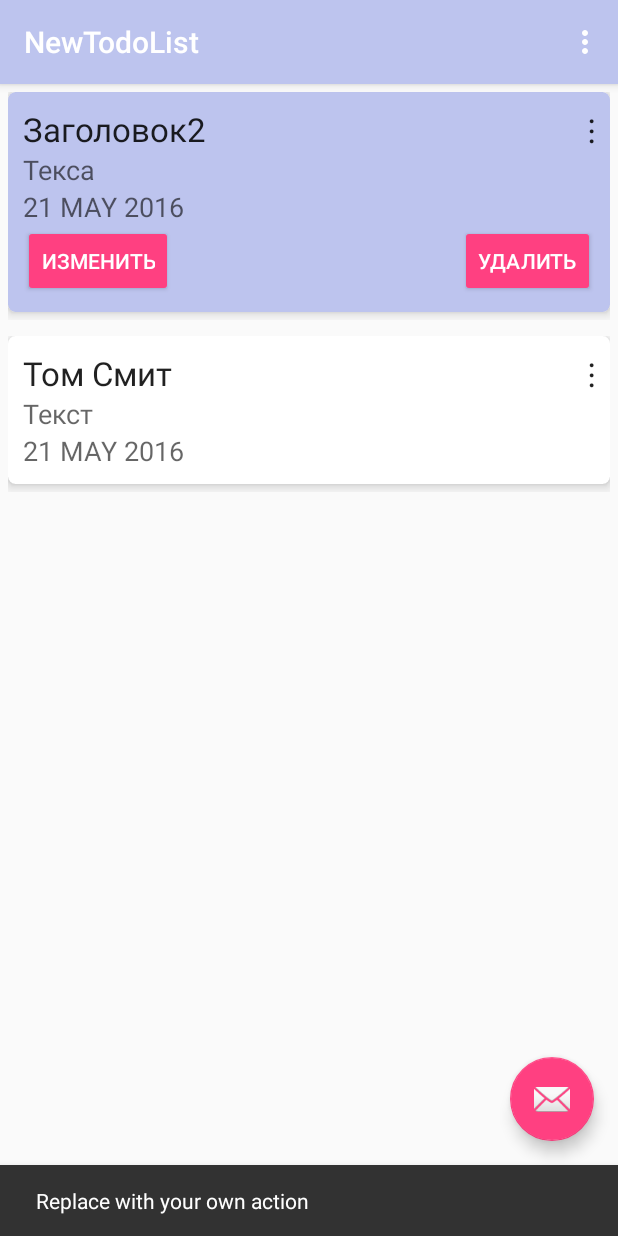
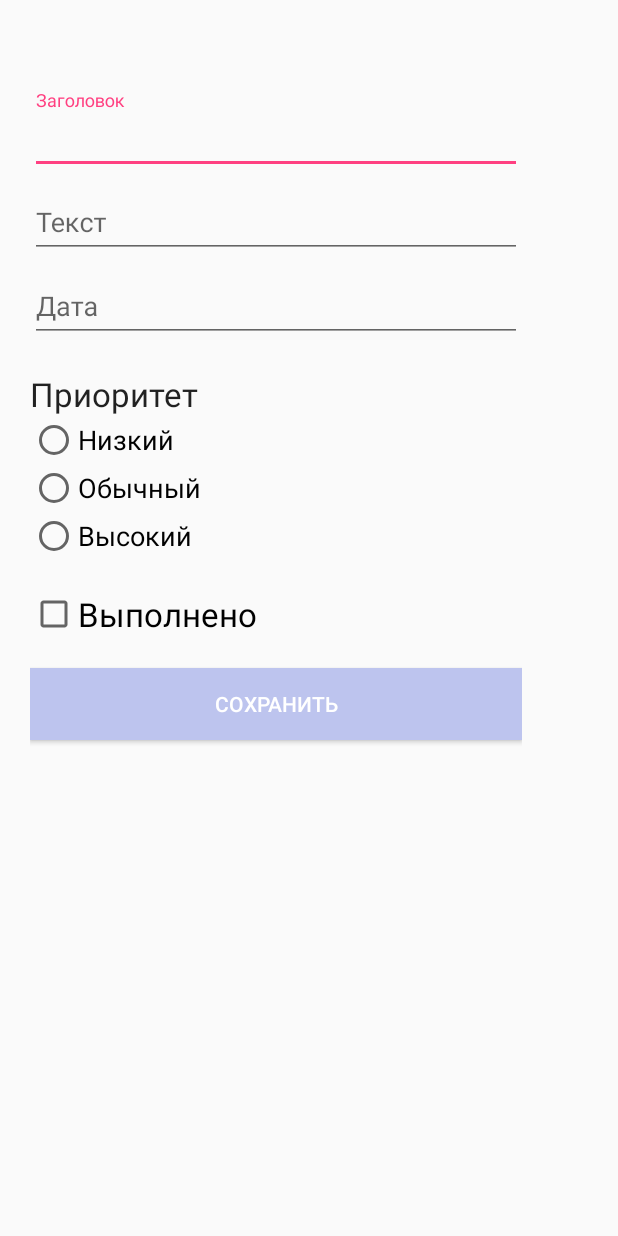
Before and after one commit to ultimatum424/NewTodoList, an Android app: the screen it shows after launch (MainActivity before the commit, EditActivity after it), after a tap on an icon or button, on a phone screen of 412 x 824 dp. Run offline under Robolectric (Android 15) with nearby library versions, the phone set to English and light mode, and no system bars; 1 other tap on this screen came first.

Commit message:
Finish Edit Activity

```diff
--- a/app/src/main/java/com/example/ultim/newtodolist/DataBase/DatabaseAdapter.java
+++ b/app/src/main/java/com/example/ultim/newtodolist/DataBase/DatabaseAdapter.java
@@ -50,8 +50,8 @@ public class DatabaseAdapter {
                 int id = cursor.getInt(cursor.getColumnIndex(DatabaseHelper.COLUMN_ID));
                 String title = cursor.getString(cursor.getColumnIndex(DatabaseHelper.COLUMN_TITLE));
                 String text = cursor.getString(cursor.getColumnIndex(DatabaseHelper.COLUMN_TEXT));
-                int date = cursor.getInt(cursor.getColumnIndex(DatabaseHelper.COLUMN_DATE));
-                String priority = cursor.getString(cursor.getColumnIndex(DatabaseHelper.COLUMN_PRIORITY));
+                String date = cursor.getString(cursor.getColumnIndex(DatabaseHelper.COLUMN_DATE));
+                int priority = cursor.getInt(cursor.getColumnIndex(DatabaseHelper.COLUMN_PRIORITY));
                 int isDone = cursor.getInt(cursor.getColumnIndex(DatabaseHelper.COLUMN_IS_DONE));
                 todoTasks.add(new TodoTask(id,title, text, date, priority, isDone));
             }
@@ -72,8 +72,8 @@ public class DatabaseAdapter {
         if (cursor.moveToFirst()){
             String title = cursor.getString(cursor.getColumnIndex(DatabaseHelper.COLUMN_TITLE));
             String text = cursor.getString(cursor.getColumnIndex(DatabaseHelper.COLUMN_TEXT));
-            int date = cursor.getInt(cursor.getColumnIndex(DatabaseHelper.COLUMN_DATE));
-            String priority = cursor.getString(cursor.getColumnIndex(DatabaseHelper.COLUMN_PRIORITY));
+            String date = cursor.getString(cursor.getColumnIndex(DatabaseHelper.COLUMN_DATE));
+            int priority = cursor.getInt(cursor.getColumnIndex(DatabaseHelper.COLUMN_PRIORITY));
             int isDone = cursor.getInt(cursor.getColumnIndex(DatabaseHelper.COLUMN_IS_DONE));
             todoTask = new TodoTask(id,title, text, date, priority, isDone);
         }
--- a/app/src/main/java/com/example/ultim/newtodolist/DataBase/DatabaseHelper.java
+++ b/app/src/main/java/com/example/ultim/newtodolist/DataBase/DatabaseHelper.java
@@ -31,8 +31,8 @@ public class DatabaseHelper extends SQLiteOpenHelper {
                 + " INTEGER PRIMARY KEY AUTOINCREMENT,"
                 + COLUMN_TITLE + " TEXT, "
                 + COLUMN_TEXT + " TEXT, "
-                + COLUMN_DATE + " INTEGER, "
-                + COLUMN_PRIORITY + " TEXT, "
+                + COLUMN_DATE + " TEXT, "
+                + COLUMN_PRIORITY + " INTEGER, "
                 + COLUMN_IS_DONE + " INTEGER);");
         // добавление начальных данных
         db.execSQL("INSERT INTO "+ TABLE
@@ -41,7 +41,7 @@ public class DatabaseHelper extends SQLiteOpenHelper {
                 + ", " + COLUMN_DATE
                 + ", " + COLUMN_PRIORITY
                 + ", " + COLUMN_IS_DONE
-                +  ")  VALUES ('Том Смит', 'Текст', 1865, 'good', 0);");
+                +  ")  VALUES ('Том Смит', 'Текст', 1865, '1', 0);");
     }
 
     @Override
--- a/app/src/main/java/com/example/ultim/newtodolist/DataBase/TodoTask.java
+++ b/app/src/main/java/com/example/ultim/newtodolist/DataBase/TodoTask.java
@@ -8,11 +8,11 @@ public class TodoTask {
     private long id;
     private String title;
     private String text;
-    private int date;
-    private String priority;
+    private String date;
+    private int priority;
     private int isDone;
 
-    public TodoTask(long id, String title, String text, int date, String priority, int isDone) {
+    public TodoTask(long id, String title, String text, String date, int priority, int isDone) {
         this.id = id;
         this.title = title;
         this.text = text;
@@ -33,11 +33,11 @@ public class TodoTask {
         return text;
     }
 
-    public int getDate() {
+    public String getDate() {
         return date;
     }
 
-    public String getPriority() {
+    public int getPriority() {
         return priority;
     }
 
--- a/app/src/main/java/com/example/ultim/newtodolist/MainActivity.java
+++ b/app/src/main/java/com/example/ultim/newtodolist/MainActivity.java
@@ -1,5 +1,6 @@
 package com.example.ultim.newtodolist;
 
+import android.content.Intent;
 import android.os.Bundle;
 import android.support.design.widget.FloatingActionButton;
 import android.support.design.widget.Snackbar;
@@ -36,8 +37,9 @@ public class MainActivity extends AppCompatActivity {
         fab.setOnClickListener(new View.OnClickListener() {
             @Override
             public void onClick(View view) {
-                Snackbar.make(view, "Replace with your own action", Snackbar.LENGTH_LONG)
-                        .setAction("Action", null).show();
+                Intent myIntent = new Intent(getBaseContext(), EditActivity.class);
+                myIntent.putExtra("ID", 0);
+                startActivityForResult(myIntent, 1);
             }
         });
 
@@ -71,7 +73,7 @@ public class MainActivity extends AppCompatActivity {
 
         DatabaseAdapter adapter = new DatabaseAdapter(this);
         adapter.open();
-        adapter.insert(new TodoTask(0, "Заголовок2", "Текса", 21052016, "Высокий", 0));
+       //adapter.insert(new TodoTask(0, "Заголовок2", "Текса", "21 MAY 2016", 3, 0));
         //adapter.delete(5);
         List<TodoTask> mTasks = adapter.getTodoTasks();
         adapter.close();
--- a/app/src/main/java/com/example/ultim/newtodolist/RecyclerAdapter.java
+++ b/app/src/main/java/com/example/ultim/newtodolist/RecyclerAdapter.java
@@ -129,7 +129,7 @@ public class RecyclerAdapter extends RecyclerView.Adapter{
                     @Override
                     public void onClick(View v) {
                         mSelectPosition = -1;
-                        notifyItemChanged(position);
+                        notifyDataSetChanged();
                     }
                 });
                 ((ViewHolder2) holder).mDeleteBtn.setOnClickListener(new View.OnClickListener() {
@@ -142,6 +142,7 @@ public class RecyclerAdapter extends RecyclerView.Adapter{
                         mSelectPosition = -1;
                         mListTask.remove(position);
                         notifyItemRemoved(position);
+                        notifyDataSetChanged();
                     }
                 });
 
--- a/app/src/main/res/layout/todo_list_item1.xml
+++ b/app/src/main/res/layout/todo_list_item1.xml
@@ -26,24 +26,21 @@
                 android:id="@+id/title_text"
                 android:layout_width="match_parent"
                 android:layout_height="wrap_content"
-                android:text="Your Heading"
-                android:textAppearance="?android:textAppearanceLarge"/>
+                android:textAppearance="?android:textAppearanceLarge" />
 
             <TextView
                 android:id="@+id/info_text"
                 android:layout_width="match_parent"
                 android:layout_height="wrap_content"
                 android:layout_below="@id/title_text"
-                android:maxLines="4"
-                android:text="Lorem ipsum dolor sit amet, consectetur adipiscing elit. Morbi molestie nisi dui. "
-                android:textAppearance="?android:textAppearanceMedium"/>
+                android:maxLines="2"
+                android:textAppearance="?android:textAppearanceMedium" />
 
             <TextView
                 android:id="@+id/date_text"
                 android:layout_width="match_parent"
                 android:layout_height="wrap_content"
                 android:layout_below="@id/info_text"
-                android:text="21 MAY 2016"
                 android:textAppearance="?android:textAppearanceMedium" />
 
             <TextView
--- a/app/src/main/res/layout/todo_list_item2.xml
+++ b/app/src/main/res/layout/todo_list_item2.xml
@@ -27,7 +27,6 @@
                 android:id="@+id/title_text"
                 android:layout_width="match_parent"
                 android:layout_height="wrap_content"
-                android:text="Your Heading"
                 android:textAppearance="?android:textAppearanceLarge" />
 
             <TextView
@@ -35,7 +34,6 @@
                 android:layout_width="match_parent"
                 android:layout_height="wrap_content"
                 android:layout_below="@id/title_text"
-                android:text="Lorem ipsum dolor sit amet, consectetur adipiscing elit. Morbi molestie nisi dui."
                 android:textAppearance="?android:textAppearanceMedium" />
 
             <TextView
@@ -43,7 +41,6 @@
                 android:layout_width="match_parent"
                 android:layout_height="wrap_content"
                 android:layout_below="@id/info_text"
-                android:text="21 MAY 2016"
                 android:textAppearance="?android:textAppearanceMedium" />
 
             <TextView
```
Also changed, not shown: app/src/main/java/com/example/ultim/newtodolist/EditActivity.java (+77 -4 lines).
